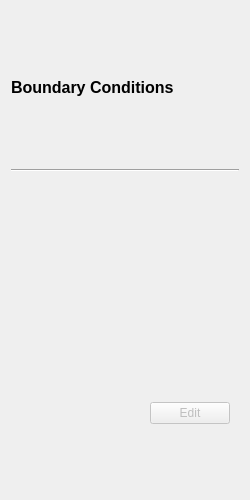
This is view/setup/boundary_conditions/boundary_conditions_page.ui in nextfoam/baram as Qt 5 draws it before an edit. The edited form follows.
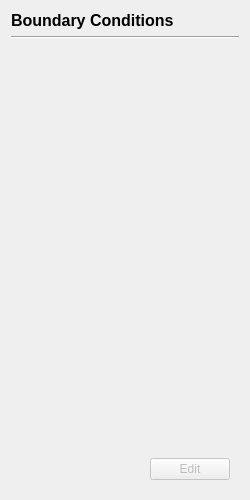
This is the edited form.

Diff of the .ui file:
```diff
--- a/view/setup/boundary_conditions/boundary_conditions_page.ui
+++ b/view/setup/boundary_conditions/boundary_conditions_page.ui
@@ -37,7 +37,7 @@
    <item>
     <widget class="QScrollArea" name="scrollArea">
      <property name="sizePolicy">
-      <sizepolicy hsizetype="Expanding" vsizetype="Preferred">
+      <sizepolicy hsizetype="Expanding" vsizetype="Expanding">
        <horstretch>0</horstretch>
        <verstretch>0</verstretch>
       </sizepolicy>
```
